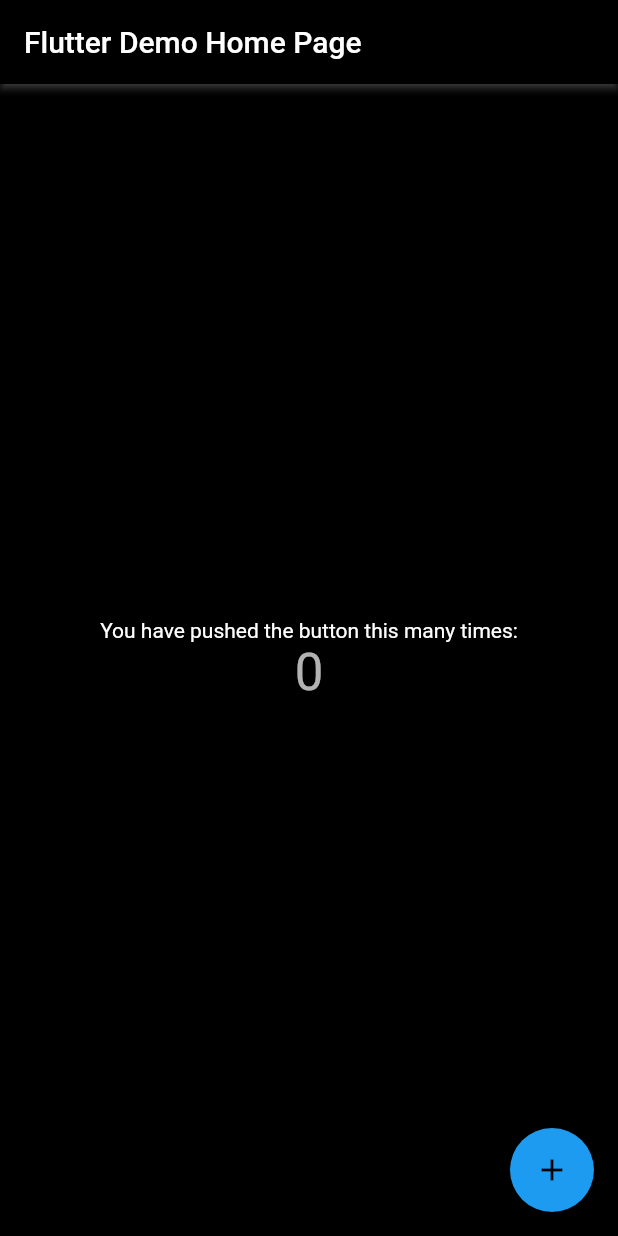
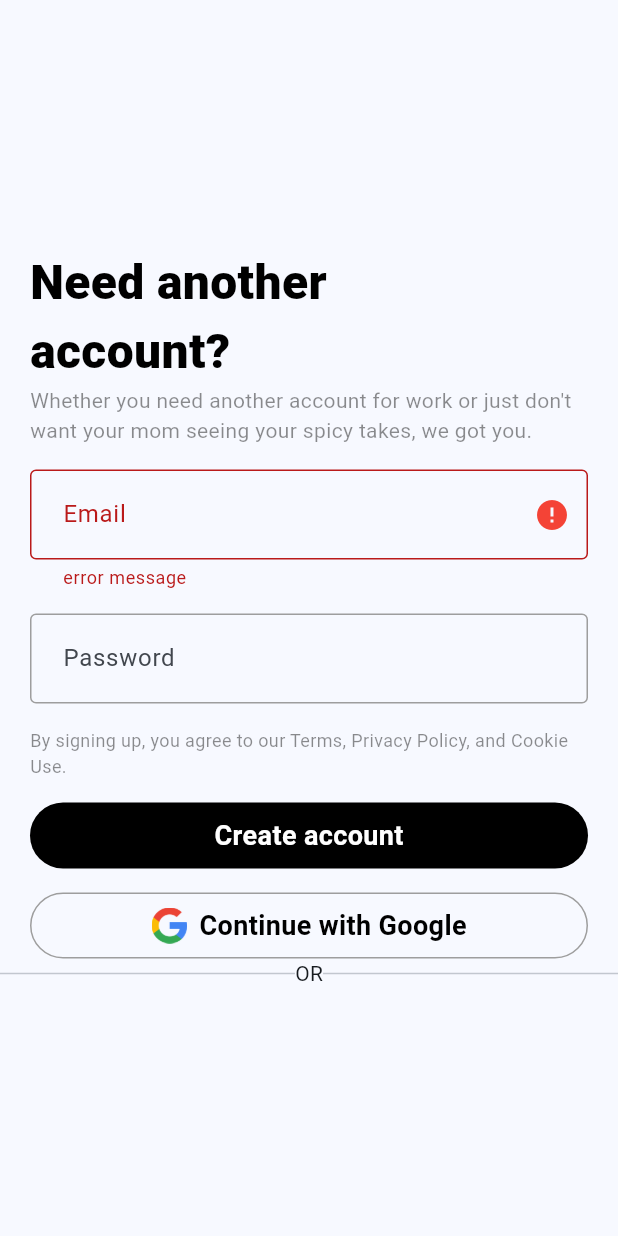
Before and after one commit to Twitter-Clone-Project/Flutter, a Flutter app: the screen it shows after launch, on a phone screen of 412 x 824 dp. Run offline on Flutter 3.47's test engine with Material 2 defaults, Android fonts, the phone set to English and light mode, and no system bars; our stand-ins replace fpdart, google_fonts, image_picker.

Commit message:
test: Edit main.dart to test the auth widgets
Edit main.dart to test these widgets in real situations of authentication
- `AuthField`
- `CustomButton`
- `CustomText`

In addition, changed the color of the error icon in AuthField

```diff
--- a/lib/features/auth/widgets/auth_field.dart
+++ b/lib/features/auth/widgets/auth_field.dart
@@ -34,7 +34,7 @@
             visible: errorText != null,
             child: const Icon(
               Icons.error,
-              color: Palette.redColor,
+              color: Colors.red,
             ),
           ),
         ));
--- a/lib/main.dart
+++ b/lib/main.dart
@@ -1,5 +1,9 @@
 import 'package:flutter/material.dart';
+import 'package:x_clone/features/auth/widgets/custom_button.dart';
 import 'package:x_clone/theme/app_theme.dart';
+import 'package:x_clone/theme/palette.dart';
+import 'features/auth/widgets/auth_field.dart';
+import 'features/auth/widgets/custom_text.dart';
 
 void main() {
   runApp(const MyApp());
@@ -7,66 +11,125 @@
 
 class MyApp extends StatelessWidget {
   const MyApp({super.key});
-
-  // This widget is the root of your application.
   @override
   Widget build(BuildContext context) {
     return MaterialApp(
       title: 'X-Clone',
-      theme: AppTheme.theme,
-      home: const MyHomePage(title: 'Flutter Demo Home Page'),
+      theme: ThemeData(
+        colorScheme: ColorScheme.fromSeed(seedColor: Palette.blueColor),
+        useMaterial3: true,
+      ),
+      home: const MyHomePage(title: 'X-Clone Demo Home Page'),
     );
   }
 }
 
 class MyHomePage extends StatefulWidget {
   const MyHomePage({super.key, required this.title});
-
   final String title;
-
   @override
   State<MyHomePage> createState() => _MyHomePageState();
 }
 
 class _MyHomePageState extends State<MyHomePage> {
-  int _counter = 0;
-
-  void _incrementCounter() {
-    setState(() {
-      _counter++;
-    });
-  }
 
   @override
   Widget build(BuildContext context) {
-
     return Scaffold(
-      appBar: AppBar(
-
-        title: Text(widget.title),
-      ),
       body: Center(
-        // Center is a layout widget. It takes a single child and positions it
-        // in the middle of the parent.
         child: Column(
-
           mainAxisAlignment: MainAxisAlignment.center,
           children: <Widget>[
-            const Text(
-              'You have pushed the button this many times:',
+            /** ### MOU ###
+             * CustomText with Large title size and black color
+             */
+            Container(
+              alignment: Alignment.centerLeft, // Align content to the left
+              margin: EdgeInsets.only(left: 20, right: 20),
+              // Specify left and right margins
+              child: const CustomText(
+                "Need another\naccount?",
+                textSize: CustomTextSize.large,
+                color: Colors.black,
+              ),
             ),
-            Text(
-              '$_counter',
-              style: Theme.of(context).textTheme.headlineMedium,
+            /** ### MOU ###
+             * CustomText with Medium size and grey color
+             */
+            Container(
+              margin: const EdgeInsets.only(left: 20, right: 20),
+              // Specify left and right margins
+              child: const CustomText(
+                "Whether you need another account for work or just don't want your mom seeing your spicy takes, we got you. ",
+                textSize: CustomTextSize.medium,
+                color: Colors.black45,
+              ),
             ),
+            /** ### MOU ###
+             * Test AuthField if you passed an error message to it
+             */
+            Container(
+              margin: const EdgeInsets.only(left: 20, right: 20,top: 16),
+              child: const AuthField(errorText: "error message", labelText: "Email"),
+            ),
+            /** ### MOU ###
+             * Test AuthField without passing an error message
+             */
+            Container(
+              margin: const EdgeInsets.only(left: 20, right: 20,top: 16),
+              child: const AuthField(errorText: null, labelText: "Password"),
+            ),
+            /** ### MOU ###
+             * CustomText with small size and grey color
+             */
+            Container(
+              margin: const EdgeInsets.only(left: 20, right: 20,top: 16),
+              // Specify left and right margins
+              child: const CustomText(
+                "By signing up, you agree to our Terms, Privacy Policy, and Cookie Use.",
+                textSize: CustomTextSize.small,
+                color: Colors.black45,
+              ),
+            ),
+            /** ### MOU ###
+             * Filled button without an image
+             */
+            Container(
+              margin: const EdgeInsets.only(left: 20, right: 20,top: 16),
+              child: CustomButton(
+                onPressed: () => (),
+                text: "Create account",
+                filled: true,
+              ),
+            ),
+            /** ### MOU ###
+             * Outlined button with an image
+             */
+            Container(
+              margin: const EdgeInsets.only(left: 20, right: 20,top: 16),
+              child: CustomButton(
+                onPressed: () => (),
+                text: "Continue with Google",
+                filled: false,
+                imageAsset: 'assets/images/google_logo.png',
+              ),
+            ),
+            const Row(
+                children: <Widget>[
+                  Expanded(
+                      child: Divider()
+                  ),
+
+                  Text("OR"),
+
+                  Expanded(
+                      child: Divider()
+                  ),
+                ]
+            )
           ],
         ),
       ),
-      floatingActionButton: FloatingActionButton(
-        onPressed: _incrementCounter,
-        tooltip: 'Increment',
-        child: const Icon(Icons.add),
-      ), // This trailing comma makes auto-formatting nicer for build methods.
     );
   }
 }
--- a/lib/theme/app_theme.dart
+++ b/lib/theme/app_theme.dart
@@ -2,10 +2,10 @@
 import 'package:x_clone/theme/palette.dart';
 
 class AppTheme {
-  static ThemeData theme = ThemeData.dark().copyWith(
+  static ThemeData theme = ThemeData.light().copyWith(
     scaffoldBackgroundColor: Palette.backgroundColor,
     appBarTheme: const AppBarTheme(
-      backgroundColor: Palette.backgroundColor,
+      backgroundColor: Palette.whiteColor,
       elevation: 2,
       shadowColor: Colors.grey,
     ),
```
